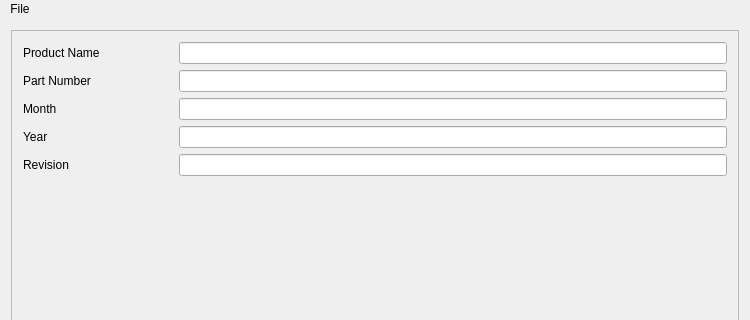
Above: RegulatoryTemplate.ui from daemonangel/Ditaform before the change; both pictures show x 0 to 750 and y 0 to 320 of the 750 by 612 pixel window. Below: the same form after it.
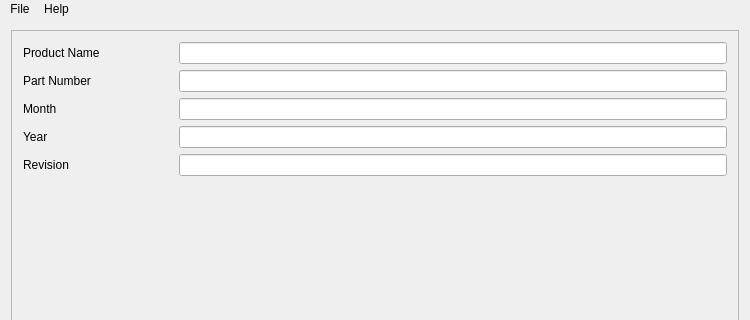
That is the form after the change. Icons and pictures are not drawn.

Commit message: "New" button loads default form. On loading new form, temp files are saved to user's default temp folder. Temp files deleted on save or app close. Help and About message boxes added.

The edit to the form file:
```diff
--- a/RegulatoryTemplate.ui
+++ b/RegulatoryTemplate.ui
@@ -208,7 +208,16 @@
     <addaction name="separator"/>
     <addaction name="actionClose"/>
    </widget>
+   <widget class="QMenu" name="menuHelp">
+    <property name="title">
+     <string>Help</string>
+    </property>
+    <addaction name="help_menu"/>
+    <addaction name="separator"/>
+    <addaction name="about_menu"/>
+   </widget>
    <addaction name="menuFile"/>
+   <addaction name="menuHelp"/>
   </widget>
   <action name="saveAs_menu">
    <property name="text">
```
Left out of the diff: 48 changed lines with no effect on the pictures. The commit also changes 10 other files.
